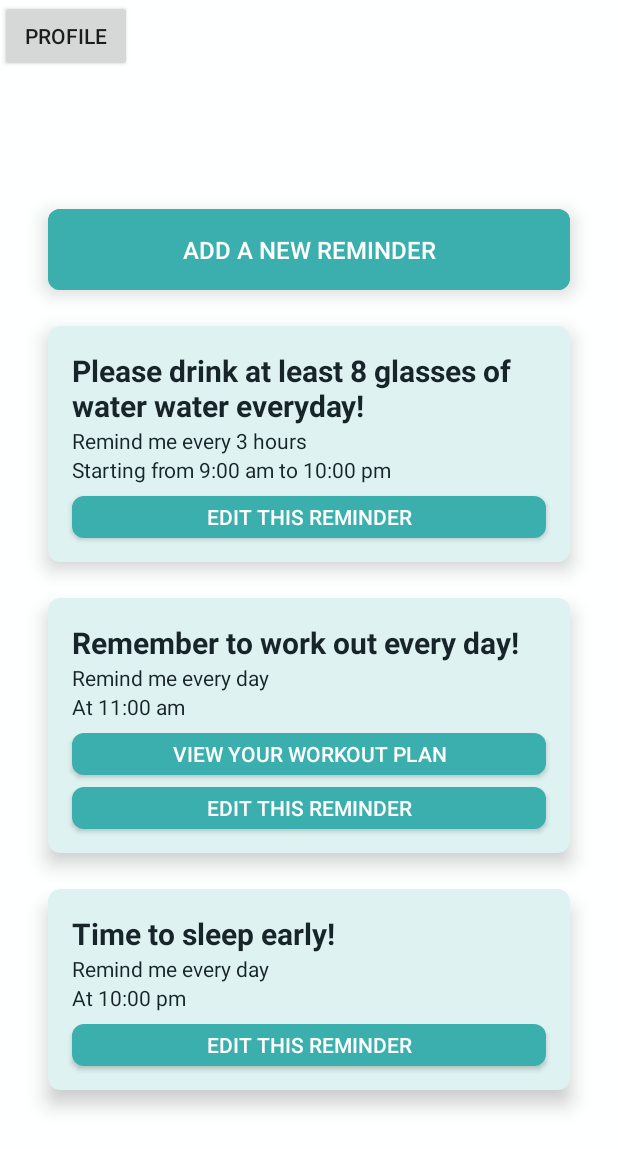
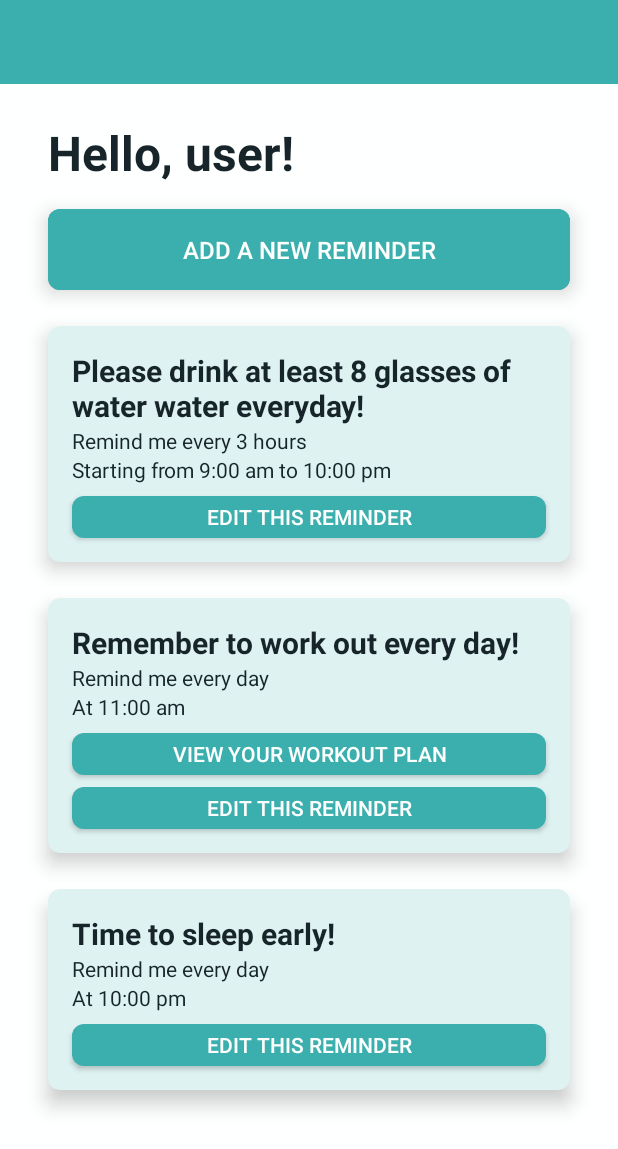
Before and after one commit to christinaraganit/VividHealth, an Android app: the layout activity_home.xml on its own in the app's theme, with its tools: preview values and no code run, on a phone screen of 412 x 824 dp. Shown: the top 1149 px of the screen. Run offline under Robolectric (Android 15) with nearby library versions, the phone set to English and light mode, and no system bars.

Commit message:
resources added, navigation bar added but not fully functional for some reason idk why

```diff
--- a/app/build.gradle
+++ b/app/build.gradle
@@ -28,6 +28,8 @@ apply plugin: 'com.google.gms.google-services'
 dependencies {
     implementation fileTree(dir: "libs", include: ["*.jar"])
     implementation 'androidx.appcompat:appcompat:1.2.0'
+    implementation 'com.google.android.material:material:1.0.0'
+    implementation "com.google.android.material:material:1.3.0-alpha03"
     implementation 'androidx.constraintlayout:constraintlayout:2.0.3'
     implementation 'androidx.cardview:cardview:1.0.0'
     implementation 'com.google.firebase:firebase-database:19.5.1'
--- a/app/src/main/AndroidManifest.xml
+++ b/app/src/main/AndroidManifest.xml
@@ -14,7 +14,7 @@
         <activity android:name=".WorkoutPlan" />
         <activity android:name=".NewReminderActivity" />
         <activity android:name=".ProfileActivity" />
-        <activity android:name=".HomeActivity" />
+        <activity android:name=".HomeActivity" android:theme="@style/AppTheme.NoActionBar"/>
         <activity android:name=".MainActivity">
             <intent-filter>
                 <action android:name="android.intent.action.MAIN" />
--- a/app/src/main/res/layout/activity_home.xml
+++ b/app/src/main/res/layout/activity_home.xml
@@ -1,9 +1,10 @@
 <?xml version="1.0" encoding="utf-8"?>
-<ScrollView xmlns:android="http://schemas.android.com/apk/res/android"
+<androidx.drawerlayout.widget.DrawerLayout xmlns:android="http://schemas.android.com/apk/res/android"
     xmlns:app="http://schemas.android.com/apk/res-auto"
     xmlns:tools="http://schemas.android.com/tools"
     android:layout_width="match_parent"
     android:layout_height="match_parent"
+    android:id="@+id/drawer_layout"
     android:background="@color/colorPrimaryLight"
     android:orientation="vertical"
     tools:context=".HomeActivity">
@@ -11,17 +12,32 @@
     <LinearLayout
         android:layout_width="match_parent"
         android:layout_height="match_parent"
+        android:orientation="vertical" >
+        <include
+            layout="@layout/toolbar"
+            android:id="@+id/toolbar" />
+        <FrameLayout
+            android:id="@+id/content_frame"
+            android:layout_width="match_parent"
+            android:layout_height="match_parent" />
+    </LinearLayout>
+
+    <com.google.android.material.navigation.NavigationView
+        android:id="@+id/nav_view"
+        android:layout_width="wrap_content"
+        android:layout_height="match_parent"
+        android:layout_gravity="start"
+        app:headerLayout="@layout/toolbar_header"
+        app:menu="@menu/menu_nav" />
+
+    <LinearLayout
+        android:layout_width="match_parent"
+        android:layout_height="wrap_content"
+        android:layout_marginTop="48dp"
         android:orientation="vertical">
-
-        <androidx.appcompat.widget.AppCompatButton
-            android:layout_width="wrap_content"
-            android:layout_height="wrap_content"
-            android:onClick="onProfileClick"
-            android:text="profile"/>
 
         <TextView
             android:id="@+id/greeting"
-            android:visibility="invisible"
             android:layout_width="wrap_content"
             android:layout_height="wrap_content"
             android:layout_marginStart="32dp"
@@ -49,7 +65,7 @@
                 android:padding="16dp"
                 android:text="@string/add_reminder_btn"
                 android:textColor="@color/colorPrimaryLight"
-                android:textSize="16sp"></Button>
+                android:textSize="16sp" />
 
         </androidx.cardview.widget.CardView>
 
@@ -237,4 +253,4 @@
         </androidx.cardview.widget.CardView>
 
     </LinearLayout>
-</ScrollView>
+</androidx.drawerlayout.widget.DrawerLayout>
--- /dev/null
+++ b/app/src/main/res/layout/toolbar.xml
@@ -0,0 +1,9 @@
+<?xml version="1.0" encoding="utf-8"?>
+<androidx.appcompat.widget.Toolbar
+    xmlns:android="http://schemas.android.com/apk/res/android"
+    android:layout_height="?attr/actionBarSize"
+    android:layout_width="match_parent"
+    android:id="@+id/toolbar"
+    android:layout_alignParentTop="true"
+    android:background="?attr/colorPrimary"
+    android:theme="@style/ThemeOverlay.AppCompat.Dark.ActionBar" />
--- /dev/null
+++ b/app/src/main/res/menu/menu_nav.xml
@@ -0,0 +1,48 @@
+<?xml version="1.0" encoding="utf-8"?>
+<menu xmlns:android="http://schemas.android.com/apk/res/android">
+    <group
+        android:checkableBehavior="single"
+        android:title="@string/your_routine">
+        <item
+            android:id="@+id/nav_home"
+            android:icon="@android:drawable/sym_action_email"
+            android:title="@string/nav_home"
+            android:checked="true" />
+        <item
+            android:id="@+id/nav_profile"
+            android:icon="@android:drawable/sym_action_email"
+            android:title="@string/nav_profile"
+            />
+        <item
+            android:id="@+id/nav_reminders"
+            android:icon="@android:drawable/ic_menu_edit"
+            android:title="@string/nav_reminders" />
+        <item
+            android:id="@+id/nav_workouts"
+            android:icon="@android:drawable/ic_menu_send"
+            android:title="@string/nav_workouts" />
+    </group>
+
+    <group
+        android:checkableBehavior="single"
+        android:title="@string/nav_contact" >
+            <item
+                android:id="@+id/nav_about"
+                android:icon="@android:drawable/ic_menu_help"
+                android:title="@string/nav_about" />
+            <item
+                android:id="@+id/nav_feedback"
+                android:icon="@android:drawable/sym_action_email"
+                android:title="@string/nav_feedback" />
+    </group>
+
+    <item
+        android:title="@string/layout">
+        <menu>
+            <item
+                android:id="@+id/nav_toggle_mode"
+              android:title="@string/nav_toggle"/>
+        </menu>
+    </item>
+
+</menu>
--- a/app/src/main/res/values/strings.xml
+++ b/app/src/main/res/values/strings.xml
@@ -45,4 +45,19 @@
     <string name="welcome_text">Welcome to Vivid Health.\n
         We first need to get your account set up.\n
         Please enter the following details.</string>
+    <string name="toolbar_quote">“The best way to not feel hopeless is to get up and do something.”</string>
+    <string name="toolbar_author">Barack Obama</string>
+    <string name="toolbar_photographer">Photograph by Aarn Giri</string>
+    <string name="nav_profile">Profile</string>
+    <string name="nav_reminders">Reminders</string>
+    <string name="nav_workouts">Workouts</string>
+    <string name="your_routine">Your routine</string>
+    <string name="nav_contact">Contact</string>
+    <string name="nav_about">About us</string>
+    <string name="nav_feedback">Send feedback</string>
+    <string name="layout">Layout</string>
+    <string name="nav_toggle">Night mode</string>
+    <string name="nav_open_drawer">Open navigation drawer</string>
+    <string name="nav_close_drawer">Close navigation drawer</string>
+    <string name="nav_home">Home</string>
 </resources>
--- a/app/src/main/res/values/styles.xml
+++ b/app/src/main/res/values/styles.xml
@@ -6,5 +6,8 @@
         <item name="colorPrimaryDark">@color/colorPrimaryDark</item>
         <item name="colorAccent">@color/colorAccent</item>
     </style>
-
+    <style name="AppTheme.NoActionBar">
+        <item name="windowActionBar">false</item>
+        <item name="windowNoTitle">true</item>
+    </style>
 </resources>
```
Also changed, not shown: app/src/main/java/ca/bcit/vividhealth/HomeActivity.java (+69 -4 lines), app/src/main/res/layout/activity_user_info.xml (+18 -12 lines), app/src/main/res/layout/toolbar_header.xml (added, +40 -0 lines), app/src/main/res/drawable/nav_header.jpg (added).
